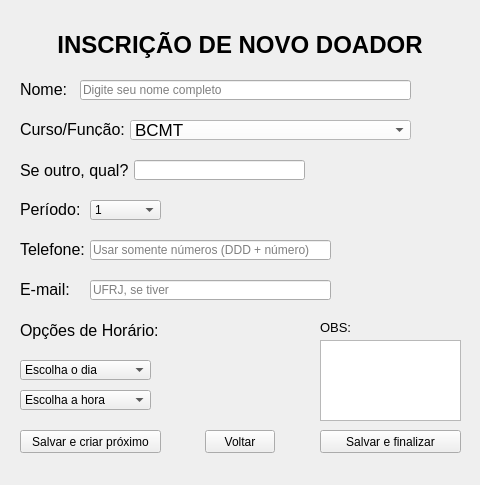
Qt form dev/sangueDaUFRJ/mainwindow.ui (lucasdepaula/sbvbproject) before a commit.
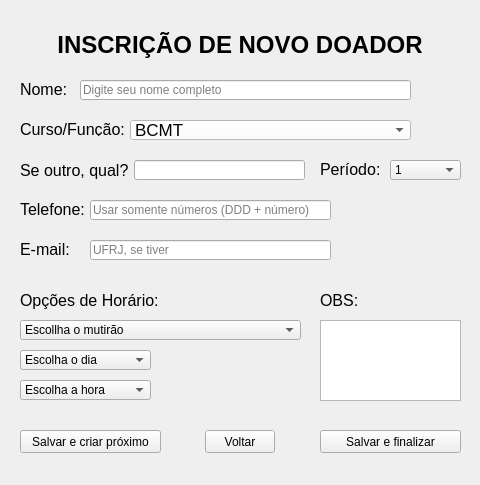
The same form after that commit. Icons and pictures are not drawn.

Commit message:
Just add new ComboBox
great news are comming

What changed in the file:
```diff
--- a/dev/sangueDaUFRJ/mainwindow.ui
+++ b/dev/sangueDaUFRJ/mainwindow.ui
@@ -42,8 +42,8 @@
    <widget class="QComboBox" name="comboBox">
     <property name="geometry">
      <rect>
-      <x>90</x>
-      <y>200</y>
+      <x>390</x>
+      <y>160</y>
       <width>71</width>
       <height>20</height>
      </rect>
@@ -167,8 +167,8 @@
    <widget class="QLabel" name="label_4">
     <property name="geometry">
      <rect>
-      <x>20</x>
-      <y>200</y>
+      <x>320</x>
+      <y>160</y>
       <width>61</width>
       <height>16</height>
      </rect>
@@ -189,7 +189,7 @@
     <property name="geometry">
      <rect>
       <x>20</x>
-      <y>240</y>
+      <y>200</y>
       <width>71</width>
       <height>16</height>
      </rect>
@@ -205,7 +205,7 @@
     <property name="geometry">
      <rect>
       <x>90</x>
-      <y>240</y>
+      <y>200</y>
       <width>241</width>
       <height>20</height>
      </rect>
@@ -224,7 +224,7 @@
     <property name="geometry">
      <rect>
       <x>20</x>
-      <y>280</y>
+      <y>240</y>
       <width>51</width>
       <height>16</height>
      </rect>
@@ -240,7 +240,7 @@
     <property name="geometry">
      <rect>
       <x>90</x>
-      <y>280</y>
+      <y>240</y>
       <width>241</width>
       <height>20</height>
      </rect>
@@ -259,7 +259,7 @@
     <property name="geometry">
      <rect>
       <x>20</x>
-      <y>320</y>
+      <y>290</y>
       <width>141</width>
       <height>21</height>
      </rect>
@@ -275,7 +275,7 @@
     <property name="geometry">
      <rect>
       <x>20</x>
-      <y>360</y>
+      <y>350</y>
       <width>131</width>
       <height>20</height>
      </rect>
@@ -318,7 +318,7 @@
     <property name="geometry">
      <rect>
       <x>20</x>
-      <y>390</y>
+      <y>380</y>
       <width>131</width>
       <height>20</height>
      </rect>
@@ -331,43 +331,12 @@
       <string>Escolha a hora</string>
      </property>
     </item>
-    <item>
-     <property name="text">
-      <string>8:00</string>
-     </property>
-    </item>
-    <item>
-     <property name="text">
-      <string>10:00</string>
-     </property>
-    </item>
-    <item>
-     <property name="text">
-      <string>12:00</string>
-     </property>
-    </item>
-   </widget>
-   <widget class="QLabel" name="label_17">
-    <property name="geometry">
-     <rect>
-      <x>320</x>
-      <y>320</y>
-      <width>46</width>
-      <height>13</height>
-     </rect>
-    </property>
-    <property name="styleSheet">
-     <string notr="true">background:transparent;</string>
-    </property>
-    <property name="text">
-     <string>&lt;html&gt;&lt;head/&gt;&lt;body&gt;&lt;p&gt;&lt;span style=&quot; font-size:10pt;&quot;&gt;OBS:&lt;/span&gt;&lt;/p&gt;&lt;/body&gt;&lt;/html&gt;</string>
-    </property>
    </widget>
    <widget class="QTextEdit" name="textEdit">
     <property name="geometry">
      <rect>
       <x>320</x>
-      <y>340</y>
+      <y>320</y>
       <width>141</width>
       <height>81</height>
      </rect>
@@ -618,6 +587,40 @@
      <string>Voltar</string>
     </property>
    </widget>
+   <widget class="QComboBox" name="comboBox_3">
+    <property name="geometry">
+     <rect>
+      <x>20</x>
+      <y>320</y>
+      <width>281</width>
+      <height>20</height>
+     </rect>
+    </property>
+    <property name="styleSheet">
+     <string notr="true"/>
+    </property>
+    <item>
+     <property name="text">
+      <string>Escollha o mutirão</string>
+     </property>
+    </item>
+   </widget>
+   <widget class="QLabel" name="label_8">
+    <property name="geometry">
+     <rect>
+      <x>320</x>
+      <y>290</y>
+      <width>41</width>
+      <height>21</height>
+     </rect>
+    </property>
+    <property name="styleSheet">
+     <string notr="true">background:transparent;</string>
+    </property>
+    <property name="text">
+     <string>&lt;html&gt;&lt;head/&gt;&lt;body&gt;&lt;p&gt;&lt;span style=&quot; font-size:12pt;&quot;&gt;OBS:&lt;/span&gt;&lt;/p&gt;&lt;/body&gt;&lt;/html&gt;</string>
+    </property>
+   </widget>
    <zorder>comboBox</zorder>
    <zorder>label_2</zorder>
    <zorder>label_3</zorder>
```
Left out of the diff: 32 changed lines with no effect on the pictures.
